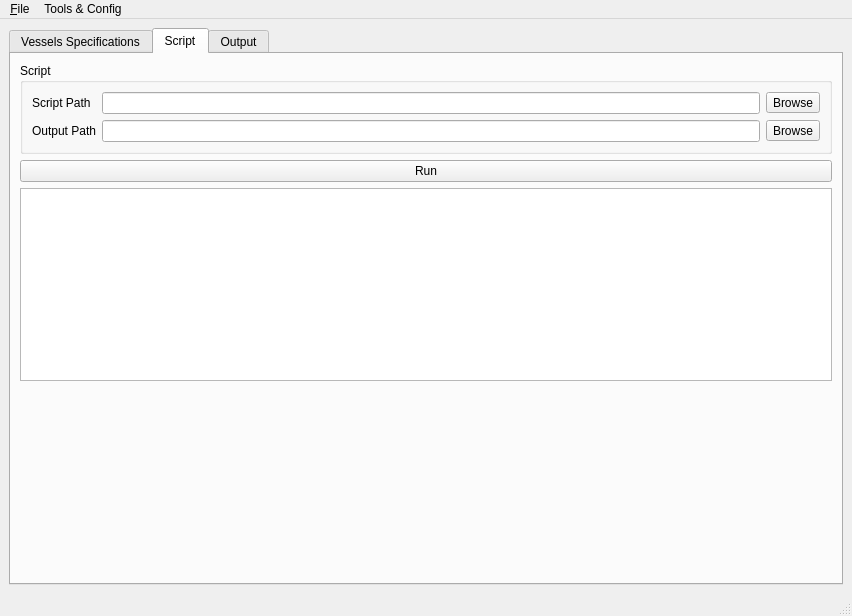
Old version of the form vesseleditor/vesseleditormainwindow.ui in the repository frabas/DISPLACE_GUI.
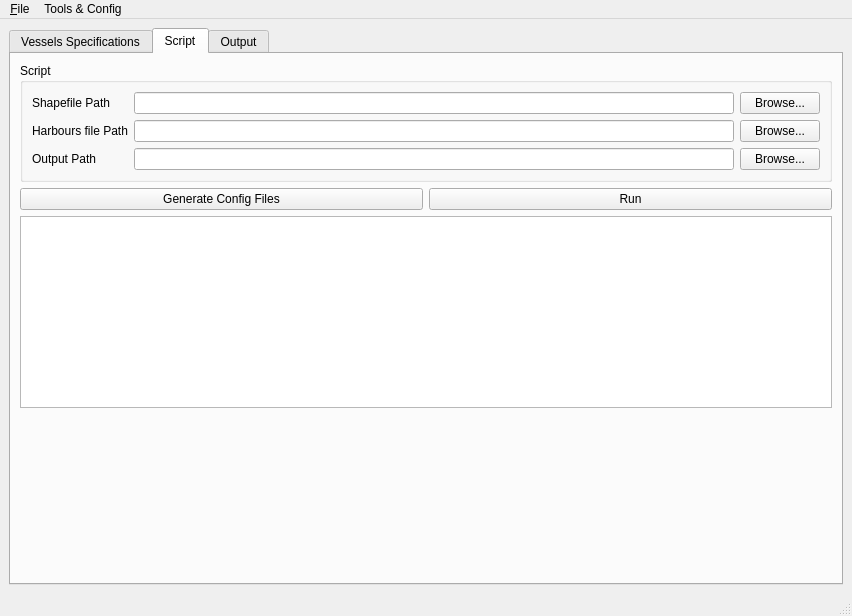
New version of the form.

Commit message: VesselEditor Scripts added, gui revised

```diff
--- a/vesseleditor/vesseleditormainwindow.ui
+++ b/vesseleditor/vesseleditormainwindow.ui
@@ -73,37 +73,54 @@
            <string>Script</string>
           </property>
           <layout class="QGridLayout" name="gridLayout">
-           <item row="0" column="1">
-            <widget class="QLineEdit" name="scriptPath"/>
-           </item>
-           <item row="0" column="0">
-            <widget class="QLabel" name="label_2">
-             <property name="text">
-              <string>Script Path</string>
-             </property>
-            </widget>
-           </item>
-           <item row="0" column="2">
-            <widget class="QToolButton" name="browseRScript">
-             <property name="text">
-              <string>Browse</string>
-             </property>
-            </widget>
-           </item>
-           <item row="1" column="0">
+           <item row="2" column="0">
             <widget class="QLabel" name="label_5">
              <property name="text">
               <string>Output Path</string>
              </property>
             </widget>
            </item>
-           <item row="1" column="1">
+           <item row="2" column="1">
             <widget class="QLineEdit" name="outputPath"/>
            </item>
+           <item row="1" column="1">
+            <widget class="QLineEdit" name="lineEdit"/>
+           </item>
+           <item row="1" column="0">
+            <widget class="QLabel" name="label_2">
+             <property name="text">
+              <string>Harbours file Path</string>
+             </property>
+            </widget>
+           </item>
+           <item row="0" column="0">
+            <widget class="QLabel" name="label_6">
+             <property name="text">
+              <string>Shapefile Path</string>
+             </property>
+            </widget>
+           </item>
+           <item row="0" column="1">
+            <widget class="QLineEdit" name="lineEdit_4"/>
+           </item>
+           <item row="2" column="2">
+            <widget class="QPushButton" name="browseOutputPath">
+             <property name="text">
+              <string>Browse...</string>
+             </property>
+            </widget>
+           </item>
+           <item row="0" column="2">
+            <widget class="QPushButton" name="browseShapefilePath">
+             <property name="text">
+              <string>Browse...</string>
+             </property>
+            </widget>
+           </item>
            <item row="1" column="2">
-            <widget class="QToolButton" name="browseOutputPath">
+            <widget class="QPushButton" name="browseHarboursPath">
              <property name="text">
-              <string>Browse</string>
+              <string>Browse...</string>
              </property>
             </widget>
            </item>
@@ -111,11 +128,22 @@
          </widget>
         </item>
         <item>
-         <widget class="QPushButton" name="run">
-          <property name="text">
-           <string>Run</string>
-          </property>
-         </widget>
+         <layout class="QHBoxLayout" name="horizontalLayout_2">
+          <item>
+           <widget class="QPushButton" name="genConfig">
+            <property name="text">
+             <string>Generate Config Files</string>
+            </property>
+           </widget>
+          </item>
+          <item>
+           <widget class="QPushButton" name="run">
+            <property name="text">
+             <string>Run</string>
+            </property>
+           </widget>
+          </item>
+         </layout>
         </item>
         <item>
          <widget class="QPlainTextEdit" name="log"/>
```
Left out of the diff: 8 changed lines with no effect on the pictures. The commit also changes 5 other files.
